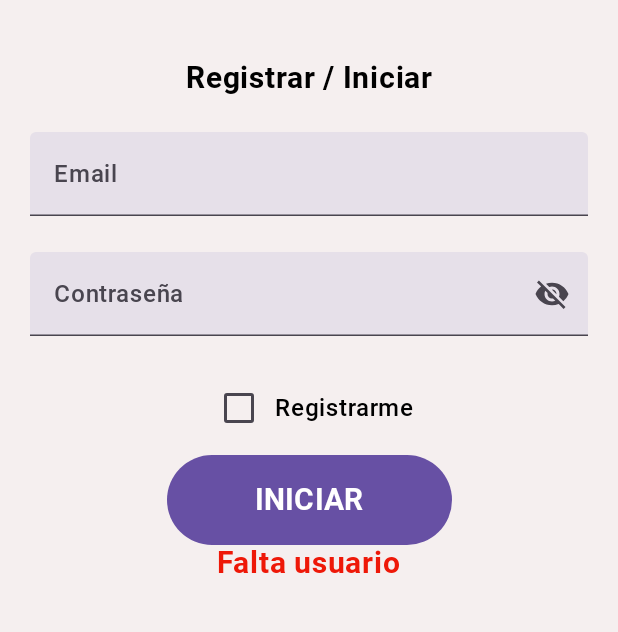
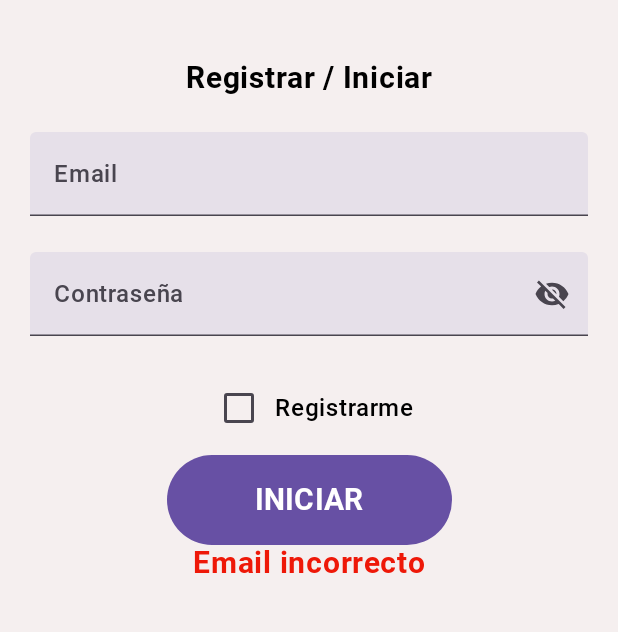
Before and after one commit to LeoCare/MisCuentas, an Android app built with Jetpack Compose: the screen it shows after launch (MainActivity), after a tap on "INICIAR", on a phone screen of 412 x 824 dp, the part 432-1064 px from its top. Run offline under Robolectric (Android 15) with nearby library versions, the phone set to English and light mode, and no system bars; our stand-ins replace Dagger/Hilt's generated code, Room's generated code.

Commit message:
correccion minima, login

```diff
--- a/app/src/main/java/com/app/miscuentas/features/login/LoginScreen.kt
+++ b/app/src/main/java/com/app/miscuentas/features/login/LoginScreen.kt
@@ -172,9 +172,9 @@ private fun LoginContent(
     // Actualiza el mensaje de error, al presionar el boton, si corresponde actualiza el estado de 'loginOk'.
     val onBotonInicioClick = {
         when { //Mensajes de error:
-            loginState.usuario.isEmpty() -> uiErrorMessage.value = "Falta usuario"
+            !emailOk(loginState.email) -> uiErrorMessage.value = "Email incorrecto"
             !contrasennaOk(loginState.contrasenna) -> uiErrorMessage.value = "Pass con 6 dígitos mínimo (num, mayúsc. y minúsc.)"
-            loginState.registro && !emailOk(loginState.email) -> uiErrorMessage.value = "Email incorrecto"
+            loginState.registro && loginState.usuario.isEmpty() -> uiErrorMessage.value = "Falta usuario"
 
             //Si los campos son correctos...
             else -> {
@@ -202,7 +202,6 @@ private fun LoginContent(
         horizontalAlignment = Alignment.CenterHorizontally
     ){
         item {
-
             //Imagen y texto
             HeaderImage(modifier)
             CustomSpacer(40.dp)
```
